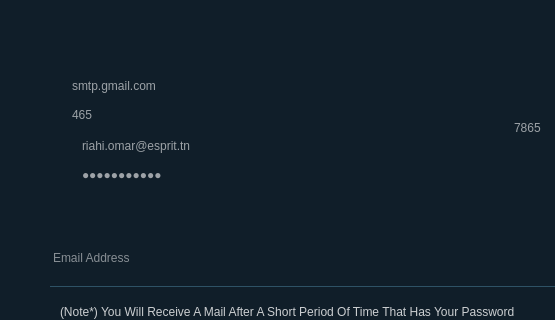
First picture: the form in IFailedOnceButNeverGaveUp/mainwindow.ui, repository Esprit-UP-Algo/2a22-smart-tv-dream-team, before the edit; both pictures show x 149 to 704 and y 83 to 403 of the 1221 by 719 pixel window.
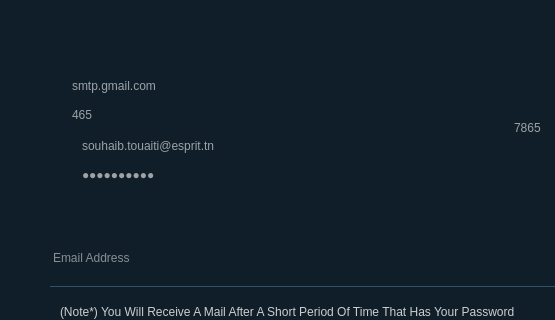
Second picture: the form after the edit. Icons and pictures are not drawn.

Diff of the .ui file:
```diff
--- a/IFailedOnceButNeverGaveUp/mainwindow.ui
+++ b/IFailedOnceButNeverGaveUp/mainwindow.ui
@@ -803,7 +803,7 @@
        </rect>
       </property>
       <property name="text">
-       <string>riahi.omar@esprit.tn</string>
+       <string>souhaib.touaiti@esprit.tn</string>
       </property>
      </widget>
      <widget class="QLineEdit" name="paswd">
@@ -819,7 +819,7 @@
        <string/>
       </property>
       <property name="text">
-       <string>221JMT29499</string>
+       <string>221JMT5189</string>
       </property>
       <property name="echoMode">
        <enum>QLineEdit::Password</enum>
```
